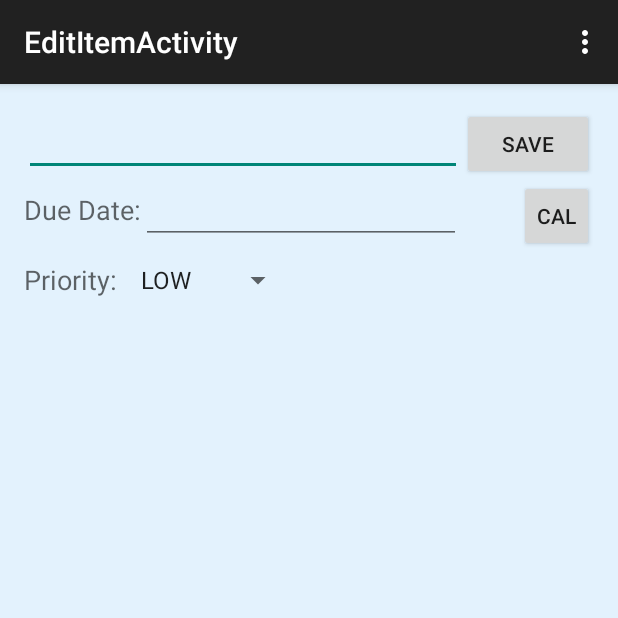
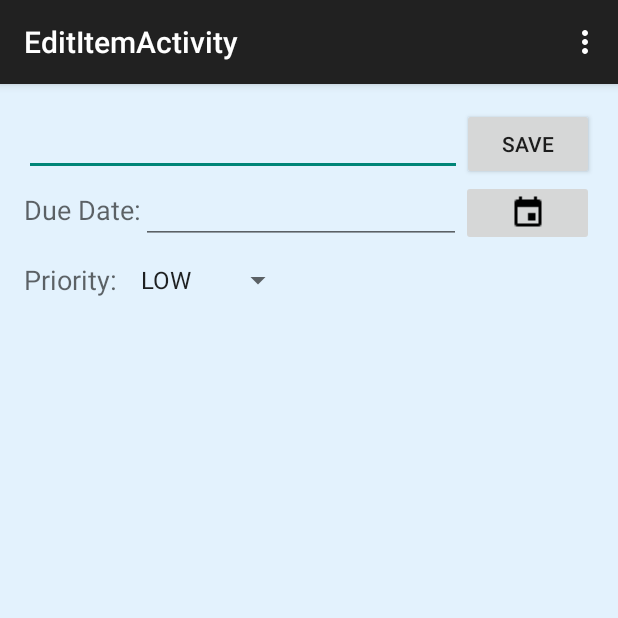
Before and after one commit to willieowens/simpletodo, an Android app: the EditItemActivity screen opened directly, with no data from a screen before it, on a phone screen of 412 x 824 dp, the top half of it. Run offline under Robolectric (Android 15) with nearby library versions, the phone set to English and light mode, and no system bars; 4 statements that could not run were skipped.

Commit message:
Prevent direct edits to the due date text input to prevent input errors - require using the DatePicker. Updated DatePicker button to use calendar icon from Android Material Design icon set.

```diff
--- a/app/src/main/res/layout/activity_edit_item.xml
+++ b/app/src/main/res/layout/activity_edit_item.xml
@@ -46,6 +46,7 @@
     <EditText
         android:layout_width="wrap_content"
         android:layout_height="wrap_content"
+        android:focusable="false"
         android:inputType="date"
         android:ems="10"
         android:id="@+id/etDueDate"
@@ -53,14 +54,15 @@
         android:layout_toRightOf="@+id/tvDueDateLabel"
         android:layout_toEndOf="@+id/tvDueDateLabel" />
 
-    <Button
-        style="?android:attr/buttonStyleSmall"
+    <ImageButton
         android:layout_width="wrap_content"
         android:layout_height="wrap_content"
-        android:text="CAL"
+        android:src="@drawable/ic_event_black_16dp"
         android:id="@+id/btnDatePicker"
         android:onClick="showDatePickerDialog"
         android:layout_below="@+id/btnEditItem"
+        android:layout_toRightOf="@+id/etDueDate"
+        android:layout_toEndOf="@+id/etDueDate"
         android:layout_alignParentRight="true"
         android:layout_alignParentEnd="true" />
 
```
Also changed, not shown: app/src/main/res/drawable/ic_event_black_16dp.png (added).
